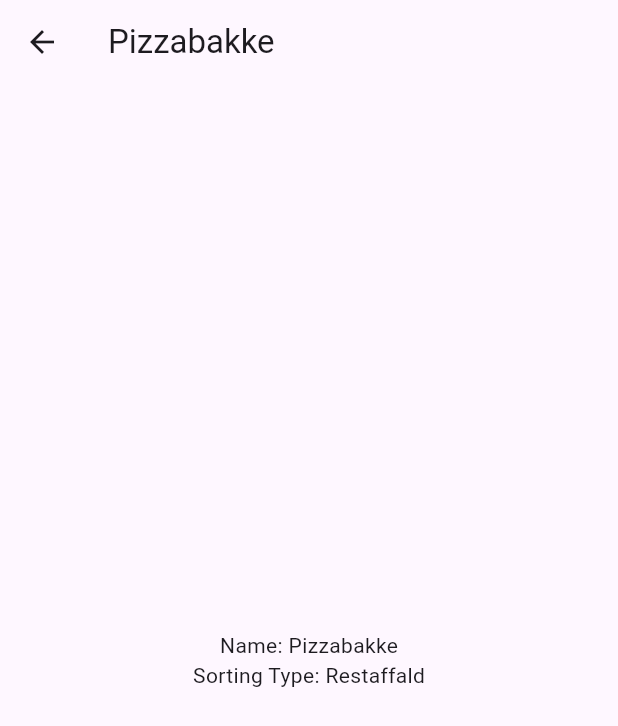
After one commit to JohanHH1/SoftwareprojectFlutter, a Flutter app: the trash_information_page screen opened directly with sample values from the repository, on a phone screen of 412 x 824 dp. The commit adds this screen. Shown: the top 726 px of the screen. Run offline on Flutter 3.47's test engine with Material 3 defaults, Android fonts, the phone set to English and light mode, and no system bars.

Commit message:
item information og tilbagepile
item information tilføjet og tilbage pile fjernet fra search og homepage

```diff
--- a/flutter_application_1/lib/main.dart
+++ b/flutter_application_1/lib/main.dart
@@ -26,6 +26,7 @@ class HomePage extends StatelessWidget {
     return Scaffold(
       appBar: AppBar(
         title: const Text('Home Page'),
+        automaticallyImplyLeading: false,
       ),
       body: const Column(
       children: [
--- /dev/null
+++ b/flutter_application_1/lib/trash_information_page.dart
@@ -0,0 +1,27 @@
+import 'package:flutter/material.dart';
+import 'TrashItem.dart';
+
+class trash_information_page extends StatelessWidget {
+  final TrashItem trashItem;
+
+  const trash_information_page({Key? key, required this.trashItem}) : super(key: key);
+
+  @override
+  Widget build(BuildContext context) {
+    return Scaffold(
+      appBar: AppBar(
+        title: Text(trashItem.name),
+      ),
+      body: Center(
+        child: Column(
+          mainAxisAlignment: MainAxisAlignment.center,
+          children: [
+            Text('Name: ${trashItem.name}'),
+            Text('Sorting Type: ${trashItem.sortingType}'),
+            // Add more details as needed
+          ],
+        ),
+      ),
+    );
+  }
+}
```
Also changed, not shown: flutter_application_1/lib/SearchPage.dart (+13 -1 lines).
